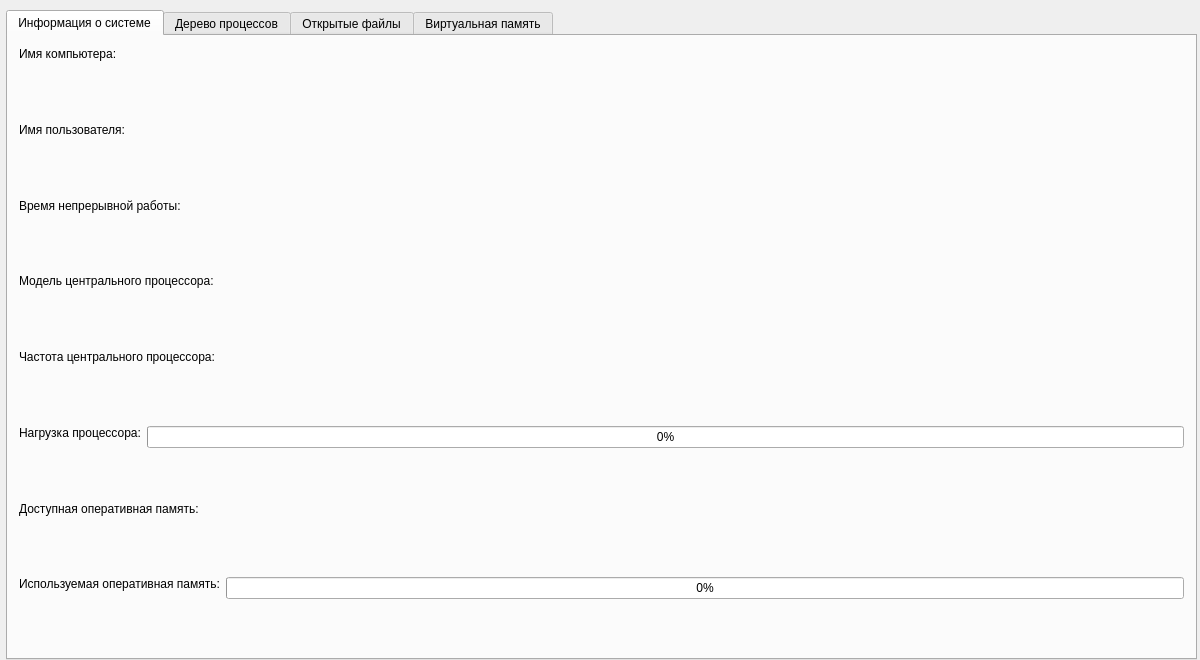
amunra2/os-cp-bmstu-iu7, file module_application/mainwindow.ui: the form before one commit.
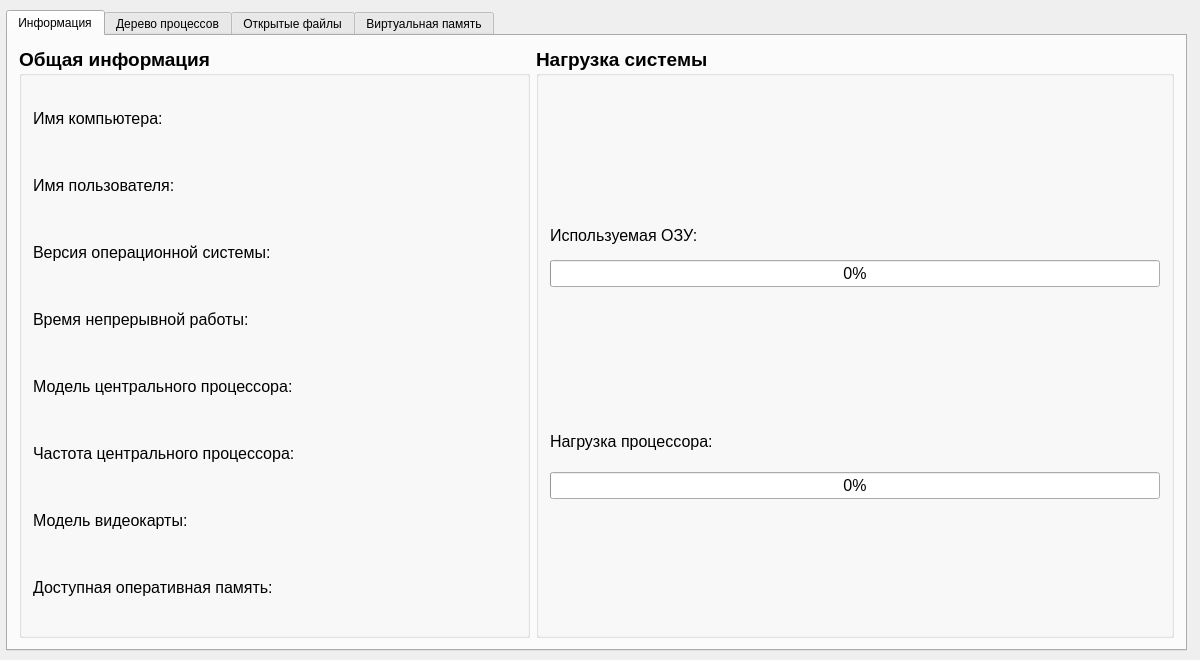
The form after the commit.

Commit message: feat(app): Изменен интерфейс, добавлена информация о видео-карте и версии ОС

```diff
--- a/module_application/mainwindow.ui
+++ b/module_application/mainwindow.ui
@@ -25,8 +25,8 @@
      <rect>
       <x>6</x>
       <y>10</y>
-      <width>1191</width>
-      <height>650</height>
+      <width>1181</width>
+      <height>641</height>
      </rect>
     </property>
     <property name="sizePolicy">
@@ -39,22 +39,30 @@
      <number>0</number>
     </property>
     <widget class="QWidget" name="info_tab">
-     <property name="sizePolicy">
-      <sizepolicy hsizetype="Fixed" vsizetype="Fixed">
-       <horstretch>0</horstretch>
-       <verstretch>0</verstretch>
-      </sizepolicy>
-     </property>
      <attribute name="title">
-      <string>Информация о системе</string>
+      <string>Информация</string>
      </attribute>
-     <layout class="QGridLayout" name="gridLayout_2">
-      <item row="0" column="0">
-       <layout class="QVBoxLayout" name="verticalLayout">
-        <property name="sizeConstraint">
-         <enum>QLayout::SetMinimumSize</enum>
+     <layout class="QHBoxLayout" name="horizontalLayout_3" stretch="4,5">
+      <item>
+       <widget class="QGroupBox" name="groupBox">
+        <property name="font">
+         <font>
+          <pointsize>14</pointsize>
+          <weight>75</weight>
+          <bold>true</bold>
+         </font>
         </property>
-        <item alignment="Qt::AlignTop">
+        <property name="title">
+         <string>Общая информация</string>
+        </property>
+        <layout class="QVBoxLayout" name="verticalLayout_2">
+         <property name="spacing">
+          <number>9</number>
+         </property>
+         <property name="topMargin">
+          <number>9</number>
+         </property>
+         <item>
          <widget class="QLabel" name="host_name_label">
           <property name="maximumSize">
            <size>
@@ -62,12 +70,19 @@
             <height>50</height>
            </size>
           </property>
+           <property name="font">
+            <font>
+             <pointsize>12</pointsize>
+             <weight>50</weight>
+             <bold>false</bold>
+            </font>
+           </property>
           <property name="text">
            <string>Имя компьютера:</string>
           </property>
          </widget>
         </item>
-        <item alignment="Qt::AlignTop">
+         <item>
          <widget class="QLabel" name="user_name_label">
           <property name="maximumSize">
            <size>
@@ -75,12 +90,39 @@
             <height>50</height>
            </size>
           </property>
+           <property name="font">
+            <font>
+             <pointsize>12</pointsize>
+             <weight>50</weight>
+             <bold>false</bold>
+            </font>
+           </property>
           <property name="text">
            <string>Имя пользователя:</string>
           </property>
          </widget>
         </item>
-        <item alignment="Qt::AlignTop">
+         <item>
+          <widget class="QLabel" name="linux_version_label">
+           <property name="maximumSize">
+            <size>
+             <width>16777215</width>
+             <height>50</height>
+            </size>
+           </property>
+           <property name="font">
+            <font>
+             <pointsize>12</pointsize>
+             <weight>50</weight>
+             <bold>false</bold>
+            </font>
+           </property>
+           <property name="text">
+            <string>Версия операционной системы:</string>
+           </property>
+          </widget>
+         </item>
+         <item>
          <widget class="QLabel" name="uptime_label">
           <property name="maximumSize">
            <size>
@@ -88,12 +130,19 @@
             <height>50</height>
            </size>
           </property>
+           <property name="font">
+            <font>
+             <pointsize>12</pointsize>
+             <weight>50</weight>
+             <bold>false</bold>
+            </font>
+           </property>
           <property name="text">
            <string>Время непрерывной работы:</string>
           </property>
          </widget>
         </item>
-        <item alignment="Qt::AlignTop">
+         <item>
          <widget class="QLabel" name="cpu_model_label">
           <property name="maximumSize">
            <size>
@@ -101,12 +150,19 @@
             <height>50</height>
            </size>
           </property>
+           <property name="font">
+            <font>
+             <pointsize>12</pointsize>
+             <weight>50</weight>
+             <bold>false</bold>
+            </font>
+           </property>
           <property name="text">
            <string>Модель центрального процессора:</string>
           </property>
          </widget>
         </item>
-        <item alignment="Qt::AlignTop">
+         <item>
          <widget class="QLabel" name="cpu_frequency_label">
           <property name="maximumSize">
            <size>
@@ -114,39 +170,39 @@
             <height>50</height>
            </size>
           </property>
+           <property name="font">
+            <font>
+             <pointsize>12</pointsize>
+             <weight>50</weight>
+             <bold>false</bold>
+            </font>
+           </property>
           <property name="text">
            <string>Частота центрального процессора:</string>
           </property>
          </widget>
         </item>
         <item>
-         <layout class="QHBoxLayout" name="horizontalLayout">
-          <property name="sizeConstraint">
-           <enum>QLayout::SetMinimumSize</enum>
-          </property>
-          <item alignment="Qt::AlignTop">
-           <widget class="QLabel" name="cpu_load_label">
+          <widget class="QLabel" name="gpu_model_label">
             <property name="maximumSize">
              <size>
               <width>16777215</width>
               <height>50</height>
              </size>
             </property>
+           <property name="font">
+            <font>
+             <pointsize>12</pointsize>
+             <weight>50</weight>
+             <bold>false</bold>
+            </font>
+           </property>
             <property name="text">
-             <string>Нагрузка процессора:</string>
+            <string>Модель видеокарты:</string>
             </property>
            </widget>
           </item>
-          <item alignment="Qt::AlignTop">
-           <widget class="QProgressBar" name="cpu_load_progressbar">
-            <property name="value">
-             <number>0</number>
-            </property>
-           </widget>
-          </item>
-         </layout>
-        </item>
-        <item alignment="Qt::AlignTop">
+         <item>
          <widget class="QLabel" name="total_memory_label">
           <property name="maximumSize">
            <size>
@@ -154,17 +210,40 @@
             <height>50</height>
            </size>
           </property>
+           <property name="font">
+            <font>
+             <pointsize>12</pointsize>
+             <weight>50</weight>
+             <bold>false</bold>
+            </font>
+           </property>
           <property name="text">
            <string>Доступная оперативная память:</string>
           </property>
          </widget>
         </item>
+        </layout>
+       </widget>
+      </item>
         <item>
-         <layout class="QHBoxLayout" name="horizontalLayout_2">
-          <property name="sizeConstraint">
-           <enum>QLayout::SetMinimumSize</enum>
-          </property>
-          <item alignment="Qt::AlignTop">
+       <widget class="QGroupBox" name="groupBox_2">
+        <property name="font">
+         <font>
+          <pointsize>14</pointsize>
+          <weight>75</weight>
+          <bold>true</bold>
+         </font>
+        </property>
+        <property name="title">
+         <string>Нагрузка системы</string>
+        </property>
+        <layout class="QVBoxLayout" name="verticalLayout_3" stretch="1,1,4">
+         <item>
+          <layout class="QVBoxLayout" name="verticalLayout" stretch="0,0">
+           <property name="spacing">
+            <number>0</number>
+           </property>
+           <item>
            <widget class="QLabel" name="busy_memory_lable">
             <property name="maximumSize">
              <size>
@@ -172,19 +251,39 @@
               <height>50</height>
              </size>
             </property>
+             <property name="font">
+              <font>
+               <pointsize>12</pointsize>
+               <weight>50</weight>
+               <bold>false</bold>
+              </font>
+             </property>
             <property name="text">
-             <string>Используемая оперативная память:</string>
+              <string>Используемая ОЗУ:</string>
             </property>
            </widget>
           </item>
-          <item alignment="Qt::AlignTop">
+           <item>
            <widget class="QProgressBar" name="busy_memory_progressbar">
+             <property name="sizePolicy">
+              <sizepolicy hsizetype="Expanding" vsizetype="Fixed">
+               <horstretch>0</horstretch>
+               <verstretch>0</verstretch>
+              </sizepolicy>
+             </property>
             <property name="maximumSize">
              <size>
               <width>16777215</width>
               <height>16777215</height>
              </size>
             </property>
+             <property name="font">
+              <font>
+               <pointsize>12</pointsize>
+               <weight>50</weight>
+               <bold>false</bold>
+              </font>
+             </property>
             <property name="value">
              <number>0</number>
             </property>
@@ -192,7 +291,49 @@
           </item>
          </layout>
         </item>
-       </layout>
+         <item>
+          <layout class="QVBoxLayout" name="verticalLayout_4">
+           <item>
+            <widget class="QLabel" name="cpu_load_label">
+             <property name="maximumSize">
+              <size>
+               <width>16777215</width>
+               <height>50</height>
+              </size>
+             </property>
+             <property name="font">
+              <font>
+               <pointsize>12</pointsize>
+               <weight>50</weight>
+               <bold>false</bold>
+              </font>
+             </property>
+             <property name="text">
+              <string>Нагрузка процессора:</string>
+             </property>
+            </widget>
+           </item>
+           <item>
+            <widget class="QProgressBar" name="cpu_load_progressbar">
+             <property name="font">
+              <font>
+               <pointsize>12</pointsize>
+               <weight>50</weight>
+               <bold>false</bold>
+              </font>
+             </property>
+             <property name="value">
+              <number>0</number>
+             </property>
+            </widget>
+           </item>
+          </layout>
+         </item>
+         <item>
+          <layout class="QVBoxLayout" name="verticalLayout_5"/>
+         </item>
+        </layout>
+       </widget>
       </item>
      </layout>
     </widget>
```
Lines whose indentation alone changed are shown as unchanged. The commit also changes 10 other files.
